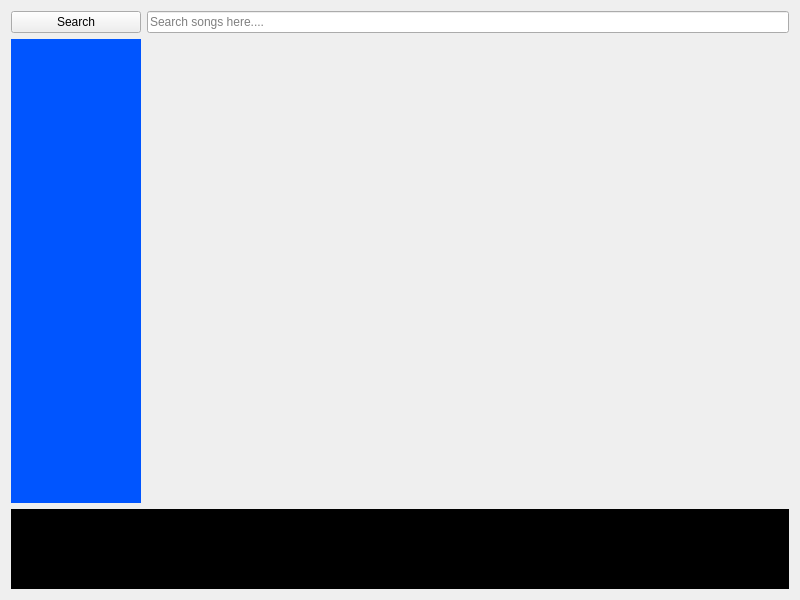
Before: the Qt Designer form ui/app.ui in FBI-open-up0126/music_player_pyqt, drawn with Qt 5.
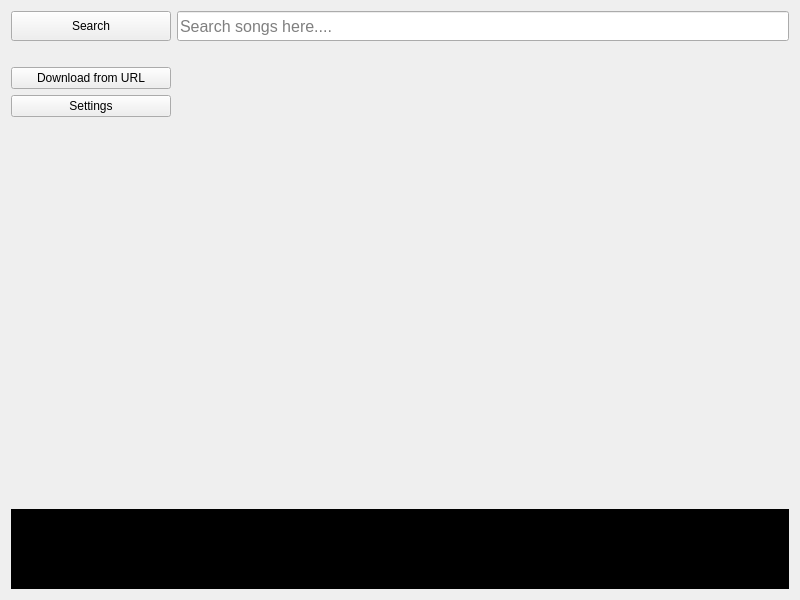
After: the same form once the commit is applied.

```diff
--- a/ui/app.ui
+++ b/ui/app.ui
@@ -16,6 +16,12 @@
   <layout class="QGridLayout" name="gridLayout">
    <item row="0" column="0">
     <widget class="QPushButton" name="search_button">
+     <property name="minimumSize">
+      <size>
+       <width>0</width>
+       <height>30</height>
+      </size>
+     </property>
      <property name="text">
       <string>Search</string>
      </property>
@@ -25,19 +31,86 @@
     <widget class="QWidget" name="other_menu" native="true">
      <property name="minimumSize">
       <size>
-       <width>130</width>
+       <width>160</width>
        <height>0</height>
       </size>
      </property>
      <property name="styleSheet">
       <string notr="true">QWidget {
-	background-color: rgb(0, 85, 255);
 }</string>
      </property>
+     <layout class="QVBoxLayout" name="verticalLayout">
+      <property name="leftMargin">
+       <number>0</number>
+      </property>
+      <property name="topMargin">
+       <number>0</number>
+      </property>
+      <property name="rightMargin">
+       <number>0</number>
+      </property>
+      <property name="bottomMargin">
+       <number>0</number>
+      </property>
+      <item>
+       <spacer name="verticalSpacer_2">
+        <property name="orientation">
+         <enum>Qt::Vertical</enum>
+        </property>
+        <property name="sizeType">
+         <enum>QSizePolicy::Minimum</enum>
+        </property>
+        <property name="sizeHint" stdset="0">
+         <size>
+          <width>20</width>
+          <height>20</height>
+         </size>
+        </property>
+       </spacer>
+      </item>
+      <item>
+       <widget class="QPushButton" name="download_from_url_button">
+        <property name="text">
+         <string>Download from URL</string>
+        </property>
+       </widget>
+      </item>
+      <item>
+       <widget class="QPushButton" name="setting_button">
+        <property name="text">
+         <string>Settings</string>
+        </property>
+       </widget>
+      </item>
+      <item>
+       <spacer name="verticalSpacer">
+        <property name="orientation">
+         <enum>Qt::Vertical</enum>
+        </property>
+        <property name="sizeHint" stdset="0">
+         <size>
+          <width>20</width>
+          <height>40</height>
+         </size>
+        </property>
+       </spacer>
+      </item>
+     </layout>
     </widget>
    </item>
    <item row="0" column="1">
     <widget class="QLineEdit" name="search_bar">
+     <property name="minimumSize">
+      <size>
+       <width>0</width>
+       <height>30</height>
+      </size>
+     </property>
+     <property name="font">
+      <font>
+       <pointsize>12</pointsize>
+      </font>
+     </property>
      <property name="placeholderText">
       <string>Search songs here....</string>
      </property>
```
